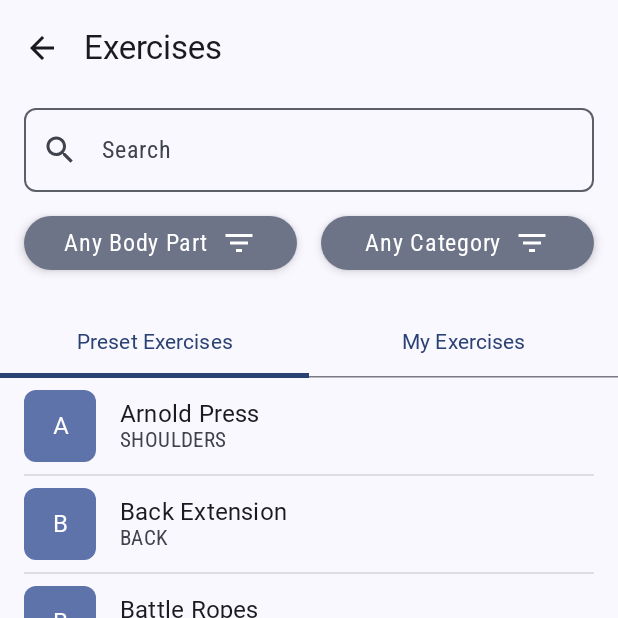
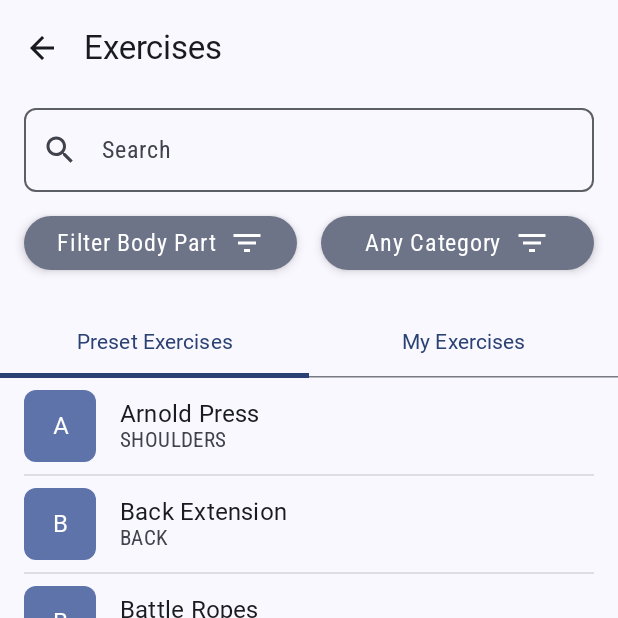
Before and after one commit to yhbarve/cs446-team-project, an Android app built with Jetpack Compose: the ExercisesScreen screen opened through its navigation route, on a phone screen of 412 x 824 dp, the top half of it. Run offline under Robolectric (Android 15) with nearby library versions, the phone set to English and light mode, and no system bars; pictures from the network do not load; Roboto replaces fonts that are not available here.

Commit message:
Implemented the Filter Body part on exercises page

```diff
--- a/app/src/main/java/com/example/cs446_fit4me/ui/screens/ExercisesScreen.kt
+++ b/app/src/main/java/com/example/cs446_fit4me/ui/screens/ExercisesScreen.kt
@@ -1,5 +1,6 @@
 package com.example.cs446_fit4me.ui.screens
 
+import androidx.compose.foundation.background
 import androidx.compose.foundation.clickable
 import androidx.compose.foundation.layout.*
 import androidx.compose.foundation.lazy.LazyColumn
@@ -14,6 +15,10 @@ import androidx.compose.material3.*
 import androidx.compose.runtime.*
 import androidx.compose.ui.Alignment
 import androidx.compose.ui.Modifier
+import androidx.compose.ui.layout.LayoutCoordinates
+import androidx.compose.ui.layout.onGloballyPositioned
+import androidx.compose.ui.platform.LocalDensity
+import androidx.compose.ui.unit.IntSize
 import androidx.compose.ui.unit.dp
 import androidx.compose.foundation.layout.systemBarsPadding
 import androidx.navigation.NavController
@@ -28,6 +33,10 @@ import com.example.cs446_fit4me.ui.components.ExerciseListItem
 fun ExercisesScreen(navController: NavController? = null) {
     var searchText by remember { mutableStateOf("") }
     var selectedTabIndex by remember { mutableStateOf(0) }
+
+    var bodyPartDropdownExpanded by remember { mutableStateOf(false) }
+    var selectedBodyParts by remember { mutableStateOf(setOf<BodyPart>()) }
+    var filterButtonSize by remember { mutableStateOf(IntSize.Zero) }
 
     val mockExercises = listOf(
         Exercise("Push Up", MuscleGroup.CHEST, Equipment.NONE, BodyPart.CHEST, "", true, "https://wger.de/media/exercise-images/91/Crunches-1.png"),
@@ -52,11 +61,11 @@ fun ExercisesScreen(navController: NavController? = null) {
     // Pick base list depending on selected tab
     val baseExercises = if (selectedTabIndex == 0) mockExercises else myExercises
 
-    // Filter by search text (case-insensitive substring match)
+    // Filter by search text (case-insensitive substring match) and selected body parts
     val filteredExercises = baseExercises.filter { exercise ->
-        exercise.name.startsWith(searchText, ignoreCase = true)
+        exercise.name.startsWith(searchText, ignoreCase = true) &&
+                (selectedBodyParts.isEmpty() || exercise.bodyPart in selectedBodyParts)
     }
-
 
     Box(
         modifier = Modifier
@@ -98,11 +107,53 @@ fun ExercisesScreen(navController: NavController? = null) {
                     .padding(top = 16.dp, bottom = 24.dp),
                 horizontalArrangement = Arrangement.spacedBy(16.dp)
             ) {
-                FilterButton(
-                    text = "Any Body Part",
-                    modifier = Modifier.weight(1f),
-                    onClick = { /* TODO */ }
-                )
+                Box(
+                    modifier = Modifier
+                        .weight(1f)
+                        .onGloballyPositioned { coordinates: LayoutCoordinates ->
+                            filterButtonSize = coordinates.size
+                        }
+                ) {
+                    FilterButton(
+                        text = if (selectedBodyParts.isEmpty()) "Filter Body Part" else "${selectedBodyParts.size} selected",
+                        modifier = Modifier.fillMaxWidth(),
+                        onClick = { bodyPartDropdownExpanded = true }
+                    )
+                    DropdownMenu(
+                        expanded = bodyPartDropdownExpanded,
+                        onDismissRequest = { bodyPartDropdownExpanded = false },
+                        modifier = Modifier
+                            .width(with(LocalDensity.current) { (filterButtonSize.width * 0.8f).toDp() })
+                            .heightIn(max = 300.dp)
+                            .background(
+                                color = MaterialTheme.colorScheme.surface,
+                                shape = RoundedCornerShape(12.dp)
+                            )
+                    ) {
+                        BodyPart.values().forEach { bodyPart ->
+                            val isSelected = selectedBodyParts.contains(bodyPart)
+                            DropdownMenuItem(
+                                onClick = {
+                                    selectedBodyParts = if (isSelected) {
+                                        selectedBodyParts - bodyPart
+                                    } else {
+                                        selectedBodyParts + bodyPart
+                                    }
+                                },
+                                text = {
+                                    Text(
+                                        bodyPart.name.replaceFirstChar { it.uppercase() },
+                                        color = if (isSelected) MaterialTheme.colorScheme.onPrimaryContainer else LocalContentColor.current
+                                    )
+                                },
+                                modifier = Modifier.background(
+                                    if (isSelected) MaterialTheme.colorScheme.primaryContainer else MaterialTheme.colorScheme.surface
+                                )
+                            )
+                        }
+                    }
+                }
+
                 FilterButton(
                     text = "Any Category",
                     modifier = Modifier.weight(1f),
```
